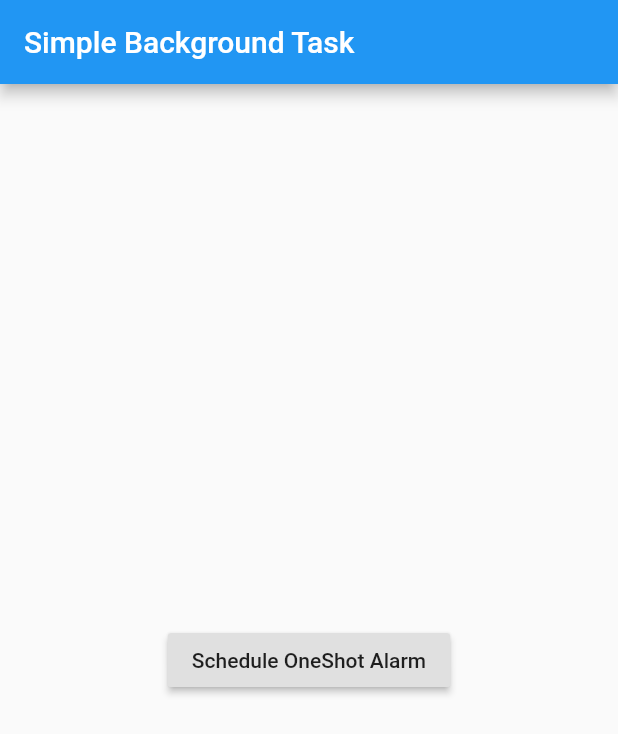
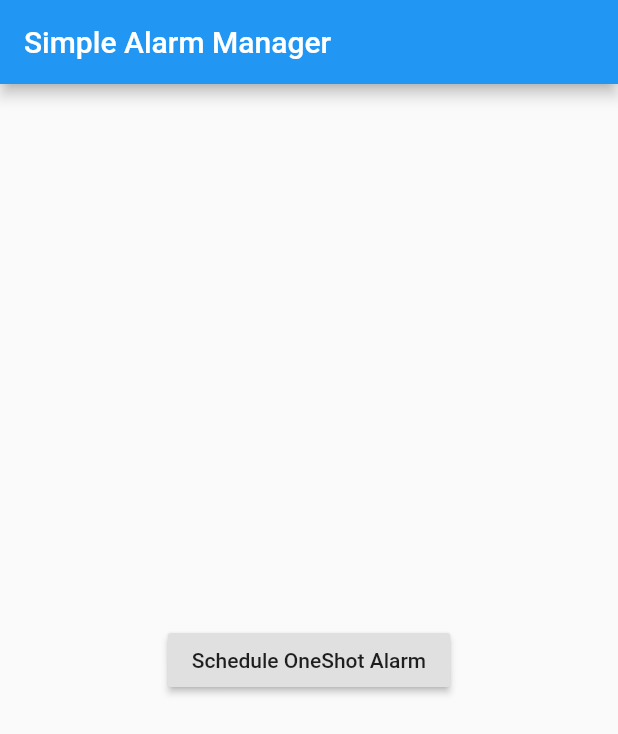
Before and after one commit to rrifafauzikomara/simple_android_alarm_manager, a Flutter app: the screen it shows after launch, after a tap on "Schedule OneShot Alarm", on a phone screen of 412 x 824 dp. Shown: the top 734 px of the screen. Run offline on Flutter 3.47's test engine with Material 2 defaults, Android fonts, the phone set to English and light mode, and no system bars; missing offline and left inert: android_alarm_manager.

Commit message:
remove permission for notification and remove comment

```diff
--- a/lib/main.dart
+++ b/lib/main.dart
@@ -13,12 +13,12 @@ Future<void> main() async {
 }
 
 class MyApp extends StatelessWidget {
-  // This widget is the root of your application.
+  static const title = 'Simple Alarm Manager';
   @override
   Widget build(BuildContext context) {
     return MaterialApp(
-      title: 'Simple Background Task',
-      home: HomePage(title: 'Simple Background Task'),
+      title: title,
+      home: HomePage(title: title),
     );
   }
 }
--- a/lib/ui/home_page.dart
+++ b/lib/ui/home_page.dart
@@ -17,9 +17,6 @@ class _HomePageState extends State<HomePage> {
   @override
   void initState() {
     super.initState();
-
-    // Register for events from the background isolate. These messages will
-    // always coincide with an alarm firing.
     port.listen((_) async => await BackgroundService.someTask());
   }
 
@@ -34,12 +31,9 @@ class _HomePageState extends State<HomePage> {
           child: Text(
             'Schedule OneShot Alarm',
           ),
-          key: ValueKey('RegisterOneShotAlarm'),
           onPressed: () async {
-            print('Scheduled clicked');
             await AndroidAlarmManager.oneShotAt(
               DateTime.now().add(Duration(seconds: 5)),
-              // Ensure we have a unique alarm ID.
               Random().nextInt(pow(2, 31)),
               BackgroundService.callback,
               exact: true,
--- a/lib/utils/background_service.dart
+++ b/lib/utils/background_service.dart
@@ -1,39 +1,26 @@
 import 'dart:isolate';
-
 import 'dart:ui';
 
-/// The name associated with the UI isolate's [SendPort].
-const String isolateName = 'isolate';
-
-/// A port used to communicate from a background isolate to the UI isolate.
 final ReceivePort port = ReceivePort();
 
 class BackgroundService {
-  // The background
+  static String isolateName = 'isolate';
   static SendPort uiSendPort;
 
   static void initializeIsolate() {
-    // Register the UI isolate's SendPort to allow for communication from the
-    // background isolate.
     IsolateNameServer.registerPortWithName(
       port.sendPort,
       isolateName,
     );
   }
 
-  // app is open, minimizes, close is work
-  // The callback for our alarm
   static Future<void> callback() async {
     print('Alarm fired!');
-
-    // This will be null if we're running in the background.
     uiSendPort ??= IsolateNameServer.lookupPortByName(isolateName);
     uiSendPort?.send(null);
   }
 
-  // app is open and minimizes is work, app is close not work
   static Future<void> someTask() async {
-    // Ensure we've loaded the updated from the background isolate.
     print('Updated data from the background isolate');
   }
 }
```
Also changed, not shown: 2 other files.
